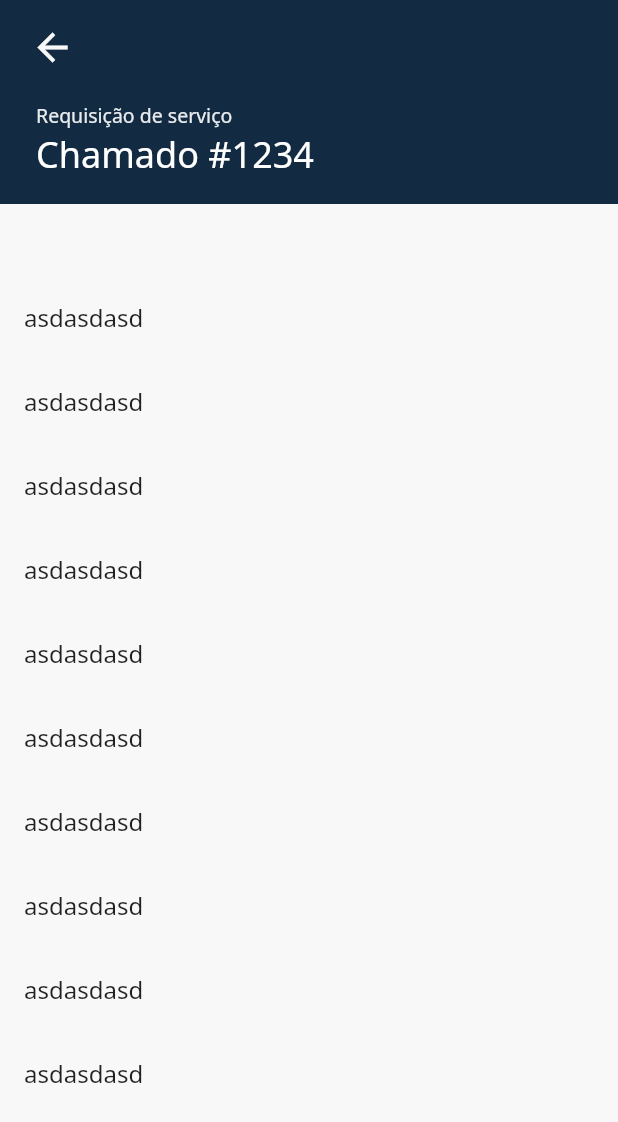
After one commit to raultocantins/ecorporativo, a Flutter app: the SupportSummaryPage screen opened by its route, on a phone screen of 412 x 824 dp. The commit adds this screen. Shown: the top 1122 px of the screen. Run offline on Flutter 3.47's test engine with Material 2 defaults, Android fonts, the phone set to English and light mode, and no system bars; our stand-ins replace dartz, dio, flutter_mobx, flutter_svg, get_it, mobx; generated files the repository leaves out were written again; network calls fail; statements that could not run were skipped.

Commit message:
add support summary page

```diff
--- a/lib/main.dart
+++ b/lib/main.dart
@@ -4,6 +4,7 @@ import 'package:ecorporativo/src/features/authentication/presenter/pages/contrac
 import 'package:ecorporativo/src/features/authentication/presenter/pages/signin_page.dart';
 import 'package:ecorporativo/src/features/authentication/presenter/pages/splash_page.dart';
 import 'package:ecorporativo/src/features/home/presenter/pages/home_page.dart';
+import 'package:ecorporativo/src/features/support_summary/presenter/pages/support_summary_page.dart';
 import 'package:ecorporativo/src/shared/config/navigation.dart';
 import 'package:flutter/material.dart';
 
@@ -49,6 +50,7 @@ class MyApp extends StatelessWidget {
         "/contract_acceptance/success": (context) =>
             const ContractSuccessPage(),
         "/home": (context) => const HomePage(),
+        "/support_summary": (context) => const SupportSummaryPage(),
         "/invoices-choose-date": (context) => const HistoryInvoicesPage(),
       },
       home: const SplashPage(),
--- a/lib/src/features/authentication/presenter/pages/signin_page.dart
+++ b/lib/src/features/authentication/presenter/pages/signin_page.dart
@@ -75,7 +75,7 @@ class _SigninPageState extends State<SigninPage> {
                           crossAxisAlignment: CrossAxisAlignment.start,
                           children: [
                             const Text(
-                              "CPF / Nome de usuário / email",
+                              "CPF / CNPJ",
                               style: TextStyle(
                                   fontSize: 16, fontWeight: FontWeight.w400),
                             ),
@@ -85,6 +85,7 @@ class _SigninPageState extends State<SigninPage> {
                             SizedBox(
                               height: 56,
                               child: TextField(
+                                keyboardType: TextInputType.number,
                                 autofillHints: const [AutofillHints.username],
                                 enableSuggestions: true,
                                 controller: loginController,
--- a/lib/src/features/home/presenter/widgets/suport_card_previous_calls.dart
+++ b/lib/src/features/home/presenter/widgets/suport_card_previous_calls.dart
@@ -19,7 +19,10 @@ class SupportCardPreviousCallWidget extends StatelessWidget {
 
   @override
   Widget build(BuildContext context) {
-    return Container(
+    return GestureDetector(
+      onTap: () => Navigator.of(context)
+          .pushNamed('/support_summary', arguments: {"id": entity.id}),
+      child: Container(
         decoration: BoxDecoration(
           color: Colors.white, //ADD IN THEME
           borderRadius: BorderRadius.circular(12),
@@ -88,6 +91,7 @@ class SupportCardPreviousCallWidget extends StatelessWidget {
             ],
           ),
         ),
+      ),
     );
   }
 }
--- a/lib/src/features/home/presenter/widgets/support_card_services.dart
+++ b/lib/src/features/home/presenter/widgets/support_card_services.dart
@@ -33,7 +33,10 @@ class SupportCardServices extends StatelessWidget {
 
   @override
   Widget build(BuildContext context) {
-    return Padding(
+    return GestureDetector(
+      onTap: () => Navigator.of(context)
+          .pushNamed('/support_summary', arguments: {"id": entity.id}),
+      child: Padding(
         padding: const EdgeInsets.only(right: 8.0),
         child: Container(
           decoration: BoxDecoration(
@@ -116,6 +119,7 @@ class SupportCardServices extends StatelessWidget {
             ),
           ),
         ),
+      ),
     );
   }
 }
--- /dev/null
+++ b/lib/src/features/support_summary/presenter/pages/support_summary_page.dart
@@ -0,0 +1,73 @@
+import 'package:flutter/material.dart';
+
+class SupportSummaryPage extends StatefulWidget {
+  const SupportSummaryPage({super.key});
+
+  @override
+  State<SupportSummaryPage> createState() => _SupportSummaryPageState();
+}
+
+class _SupportSummaryPageState extends State<SupportSummaryPage> {
+  @override
+  Widget build(BuildContext context) {
+    return Scaffold(
+      backgroundColor: Theme.of(context).colorScheme.background,
+      appBar: AppBar(
+        backgroundColor: Theme.of(context).colorScheme.primary,
+        elevation: 0,
+        leadingWidth: 49,
+        titleSpacing: 16,
+        leading: Padding(
+          padding: const EdgeInsets.only(left: 20, top: 7.5),
+          child: GestureDetector(
+              onTap: () => Navigator.of(context).pop(),
+              child: Icon(Icons.arrow_back,
+                  size: 30, color: Theme.of(context).colorScheme.background)),
+        ),
+      ),
+      body: Column(
+        children: [
+          Container(
+            height: 80,
+            width: double.infinity,
+            color: Theme.of(context).colorScheme.primary,
+            child: Padding(
+              padding: const EdgeInsets.symmetric(horizontal: 24, vertical: 12),
+              child: Row(
+                crossAxisAlignment: CrossAxisAlignment.start,
+                children: [
+                  Column(
+                    crossAxisAlignment: CrossAxisAlignment.start,
+                    children: [
+                      Text(
+                        "Requisição de serviço",
+                        style: TextStyle(
+                            fontSize: 13, color: Colors.white.withOpacity(0.9)),
+                      ),
+                      const Text(
+                        "Chamado #1234",
+                        style: TextStyle(fontSize: 24, color: Colors.white),
+                      ),
+                    ],
+                  )
+                ],
+              ),
+            ),
+          ),
+          const SizedBox(
+            height: 48,
+          ),
+          Expanded(
+            child: ListView.builder(
+                itemCount: 10,
+                itemBuilder: (context, i) {
+                  return const ListTile(
+                    title: Text("asdasdasd"),
+                  );
+                }),
+          )
+        ],
+      ),
+    );
+  }
+}
```
Lines whose indentation alone changed are shown as unchanged.
